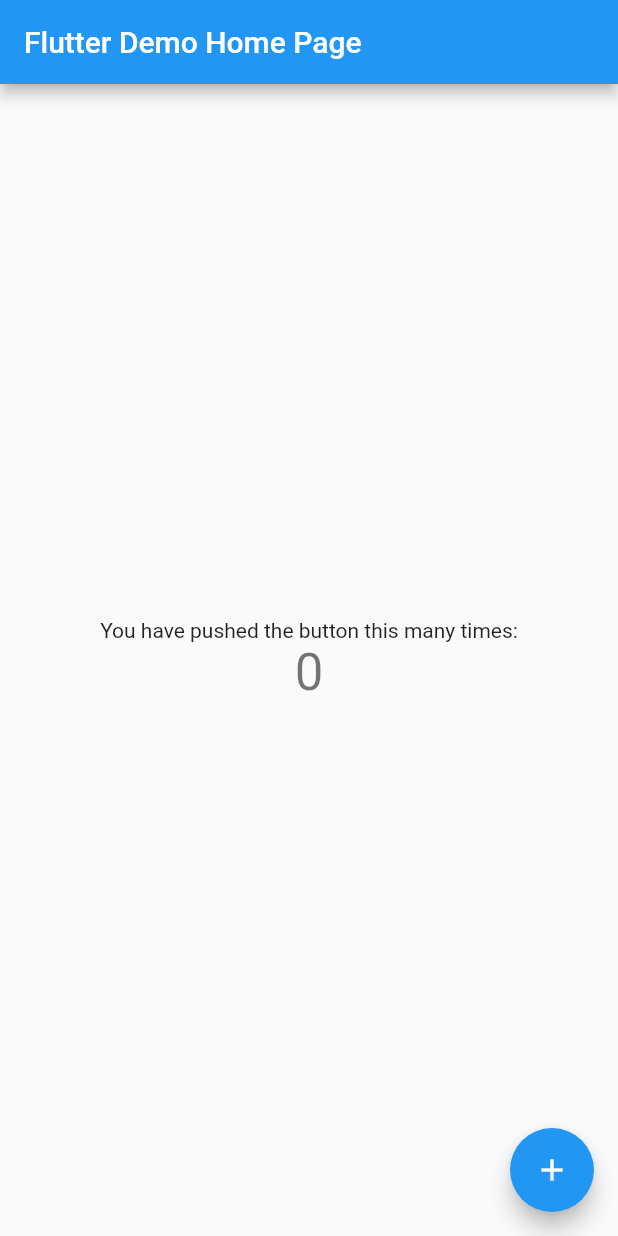
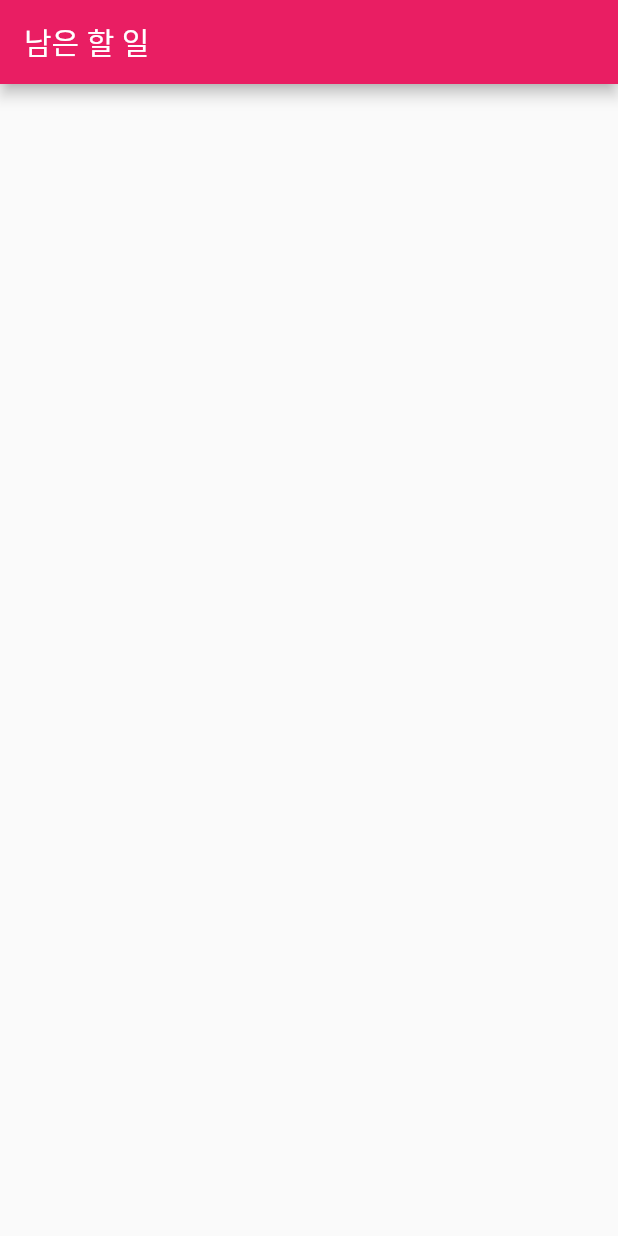
Before and after one commit to hyun031916/flutter-app-todolist, a Flutter app: the screen it shows after launch, on a phone screen of 412 x 824 dp. Run offline on Flutter 3.47's test engine with Material 2 defaults, Android fonts, the phone set to English and light mode, and no system bars.

Commit message:
#1 기본 코드 준비

```diff
--- a/lib/main.dart
+++ b/lib/main.dart
@@ -9,109 +9,28 @@ class MyApp extends StatelessWidget {
   @override
   Widget build(BuildContext context) {
     return MaterialApp(
-      title: 'Flutter Demo',
+      title: '할 일 관리',
       theme: ThemeData(
-        // This is the theme of your application.
-        //
-        // Try running your application with "flutter run". You'll see the
-        // application has a blue toolbar. Then, without quitting the app, try
-        // changing the primarySwatch below to Colors.green and then invoke
-        // "hot reload" (press "r" in the console where you ran "flutter run",
-        // or simply save your changes to "hot reload" in a Flutter IDE).
-        // Notice that the counter didn't reset back to zero; the application
-        // is not restarted.
-        primarySwatch: Colors.blue,
-        // This makes the visual density adapt to the platform that you run
-        // the app on. For desktop platforms, the controls will be smaller and
-        // closer together (more dense) than on mobile platforms.
-        visualDensity: VisualDensity.adaptivePlatformDensity,
+        primarySwatch: Colors.pink,
       ),
-      home: MyHomePage(title: 'Flutter Demo Home Page'),
+      home: TodoListPage(),
     );
   }
 }
 
-class MyHomePage extends StatefulWidget {
-  MyHomePage({Key key, this.title}) : super(key: key);
-
-  // This widget is the home page of your application. It is stateful, meaning
-  // that it has a State object (defined below) that contains fields that affect
-  // how it looks.
-
-  // This class is the configuration for the state. It holds the values (in this
-  // case the title) provided by the parent (in this case the App widget) and
-  // used by the build method of the State. Fields in a Widget subclass are
-  // always marked "final".
-
-  final String title;
-
+class TodoListPage extends StatefulWidget {
   @override
-  _MyHomePageState createState() => _MyHomePageState();
+  _TodoListPageState createState() => _TodoListPageState();
 }
 
-class _MyHomePageState extends State<MyHomePage> {
-  int _counter = 0;
-
-  void _incrementCounter() {
-    setState(() {
-      // This call to setState tells the Flutter framework that something has
-      // changed in this State, which causes it to rerun the build method below
-      // so that the display can reflect the updated values. If we changed
-      // _counter without calling setState(), then the build method would not be
-      // called again, and so nothing would appear to happen.
-      _counter++;
-    });
-  }
-
+class _TodoListPageState extends State<TodoListPage> {
   @override
   Widget build(BuildContext context) {
-    // This method is rerun every time setState is called, for instance as done
-    // by the _incrementCounter method above.
-    //
-    // The Flutter framework has been optimized to make rerunning build methods
-    // fast, so that you can just rebuild anything that needs updating rather
-    // than having to individually change instances of widgets.
     return Scaffold(
-      appBar: AppBar(
-        // Here we take the value from the MyHomePage object that was created by
-        // the App.build method, and use it to set our appbar title.
-        title: Text(widget.title),
+      appBar:AppBar(
+        title: Text("남은 할 일"),
       ),
-      body: Center(
-        // Center is a layout widget. It takes a single child and positions it
-        // in the middle of the parent.
-        child: Column(
-          // Column is also a layout widget. It takes a list of children and
-          // arranges them vertically. By default, it sizes itself to fit its
-          // children horizontally, and tries to be as tall as its parent.
-          //
-          // Invoke "debug painting" (press "p" in the console, choose the
-          // "Toggle Debug Paint" action from the Flutter Inspector in Android
-          // Studio, or the "Toggle Debug Paint" command in Visual Studio Code)
-          // to see the wireframe for each widget.
-          //
-          // Column has various properties to control how it sizes itself and
-          // how it positions its children. Here we use mainAxisAlignment to
-          // center the children vertically; the main axis here is the vertical
-          // axis because Columns are vertical (the cross axis would be
-          // horizontal).
-          mainAxisAlignment: MainAxisAlignment.center,
-          children: <Widget>[
-            Text(
-              'You have pushed the button this many times:',
-            ),
-            Text(
-              '$_counter',
-              style: Theme.of(context).textTheme.headline4,
-            ),
-          ],
-        ),
-      ),
-      floatingActionButton: FloatingActionButton(
-        onPressed: _incrementCounter,
-        tooltip: 'Increment',
-        child: Icon(Icons.add),
-      ), // This trailing comma makes auto-formatting nicer for build methods.
+      body: Container()
     );
   }
 }
--- /dev/null
+++ b/lib/model/Todo.dart
@@ -0,0 +1,2 @@
+class Todo{
+}
```
